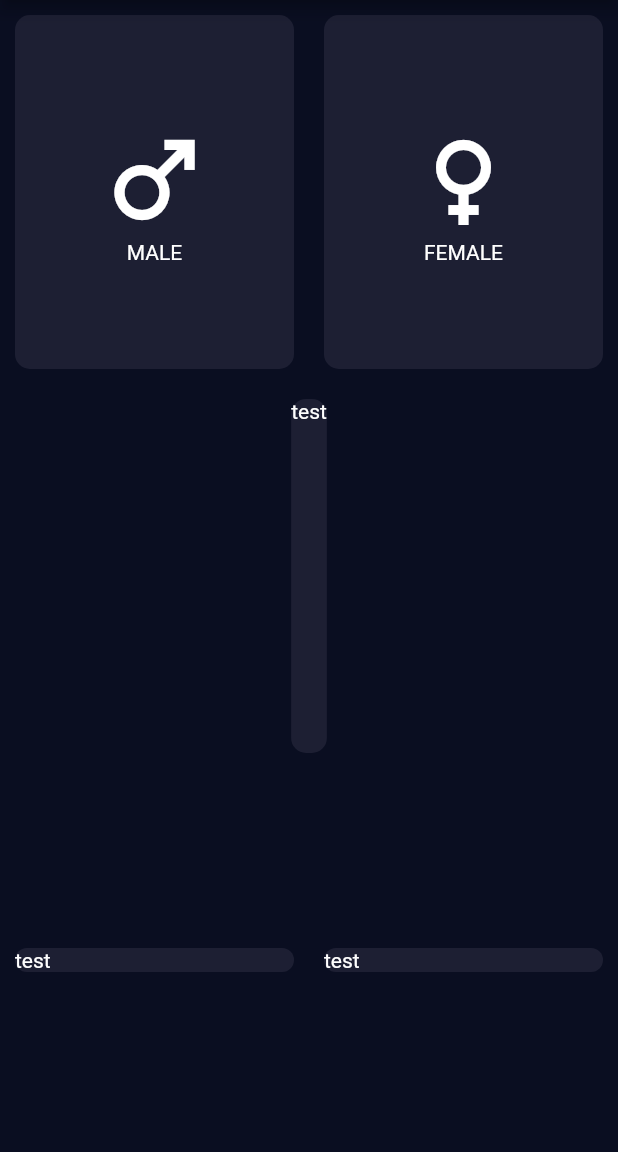
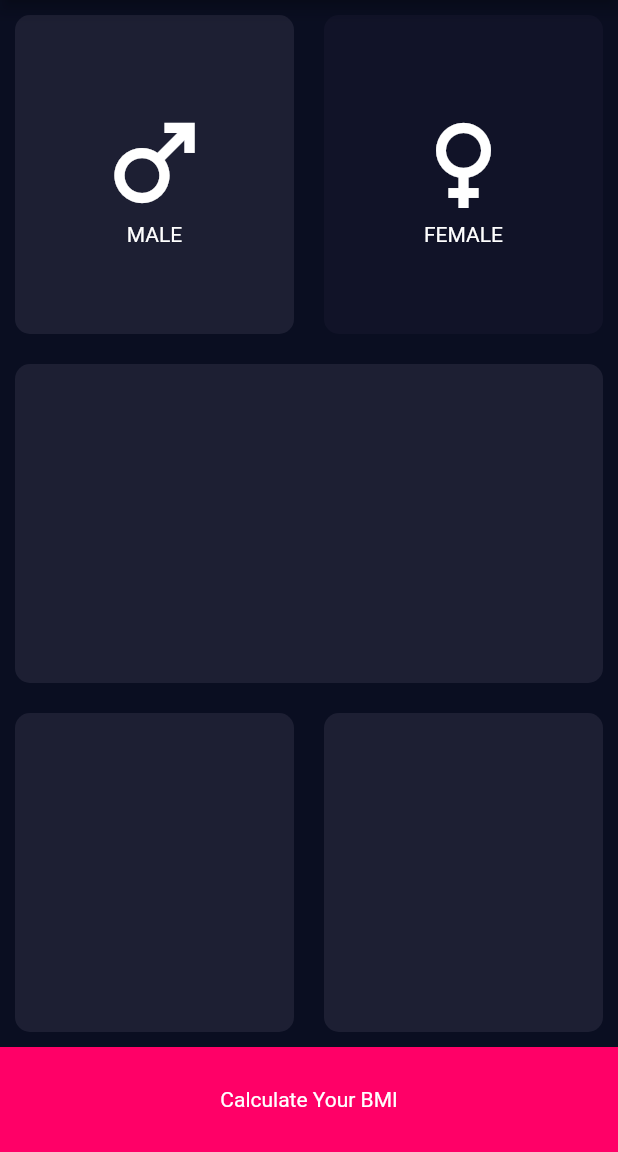
Before and after one commit to hreza779/bmi_calculator, a Flutter app: the screen it shows after launch, on a phone screen of 412 x 824 dp, the part 84-1236 px from its top. Run offline on Flutter 3.47's test engine with Material 2 defaults, Android fonts, the phone set to English and light mode, and no system bars.

Commit message:
Gender Selection

```diff
--- a/lib/components/custom_card.dart
+++ b/lib/components/custom_card.dart
@@ -1,19 +1,23 @@
 import 'package:flutter/material.dart';
 class CustomCard extends StatelessWidget {
 
-  CustomCard({super.key, required this.mColor , required this.mChild});
+  CustomCard({super.key, required this.mColor , this.mChild ,  this.onPress});
   final Color mColor;
-  final Widget mChild;
+  final Widget? mChild;
+  final VoidCallback? onPress;
 
   @override
   Widget build(BuildContext context) {
-    return Container(
-      decoration: BoxDecoration(
-        color: mColor,
-        borderRadius: BorderRadius.circular(10.0),
+    return GestureDetector(
+      onTap: onPress,
+      child: Container(
+        decoration: BoxDecoration(
+          color: mColor,
+          borderRadius: BorderRadius.circular(10.0),
+        ),
+        margin: EdgeInsets.all(10.0),
+        child: mChild,
       ),
-      margin: EdgeInsets.all(10.0),
-      child: mChild,
     );
   }
 }
--- a/lib/screens/input_page.dart
+++ b/lib/screens/input_page.dart
@@ -3,6 +3,11 @@ import '../values/strings.dart';
 import '../values/colors.dart';
 import '../components/custom_card.dart';
 import '../components/custom_icon.dart';
+
+enum Gender {
+  male,
+  female,
+}
 
 class InputPage extends StatefulWidget {
   @override
@@ -10,6 +15,8 @@ class InputPage extends StatefulWidget {
 }
 
 class _InputPageState extends State<InputPage> {
+  Gender selectedGender = Gender.male;
+
   @override
   Widget build(BuildContext context) {
     return Scaffold(
@@ -24,19 +31,34 @@ class _InputPageState extends State<InputPage> {
                 children: [
                   Expanded(
                     child: CustomCard(
-                      mColor: cardColor,
+                      onPress: () {
+                        setState(() {
+                          selectedGender = Gender.male;
+                        });
+                      },
+                      mColor: selectedGender == Gender.male
+                          ? cardColor
+                          : inactiveCardColor,
                       mChild: CustomIcon(
                         mIcon: Icons.male,
-                        label: 'MALE',
+                        label: male,
                       ),
                     ),
                   ),
                   Expanded(
                     child: CustomCard(
-                      mColor: cardColor,
+                      onPress: () {
+                        setState(() {
+                          selectedGender = Gender.female;
+                        });
+
+                      },
+                      mColor: selectedGender == Gender.female
+                          ? cardColor
+                          : inactiveCardColor,
                       mChild: CustomIcon(
                         mIcon: Icons.female,
-                        label: 'FEMALE',
+                        label: female,
                       ),
                     ),
                   ),
@@ -46,7 +68,6 @@ class _InputPageState extends State<InputPage> {
             Expanded(
               child: CustomCard(
                 mColor: cardColor,
-                mChild: Text('test'),
               ),
             ),
             Expanded(
@@ -55,16 +76,22 @@ class _InputPageState extends State<InputPage> {
                   Expanded(
                     child: CustomCard(
                       mColor: cardColor,
-                      mChild: Text('test'),
                     ),
                   ),
                   Expanded(
                     child: CustomCard(
                       mColor: cardColor,
-                      mChild: Text('test'),
                     ),
                   ),
                 ],
+              ),
+            ),
+            Container(
+              width: double.infinity,
+              height: 70.0,
+              color: bottomCardColor,
+              child: Center(
+                child: Text(calculateYourBMI),
               ),
             ),
           ],
--- a/lib/values/colors.dart
+++ b/lib/values/colors.dart
@@ -3,3 +3,5 @@ import 'dart:ui';
 const Color primaryColor = Color(0xFF0A0E21);
 const Color scaffoldBackgroundColor = Color(0xFF0A0E21);
 const Color cardColor = Color(0xFF1D1F33);
+const Color inactiveCardColor = Color(0xFF111328);
+const Color bottomCardColor = Color(0xFFFF0067);
--- a/lib/values/strings.dart
+++ b/lib/values/strings.dart
@@ -1 +1,4 @@
 const String appbarTitle = 'BMI CALCULATOR';
+const String calculateYourBMI = 'Calculate Your BMI';
+const String male = 'MALE';
+const String female = 'FEMALE';
```
